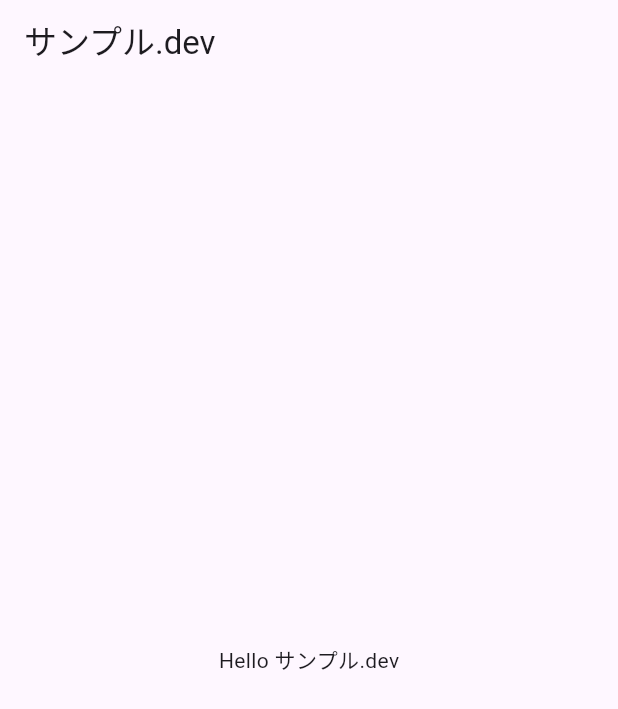
After one commit to ruotas259/base_flutter, a Flutter app: the screen it shows after launch, on a phone screen of 412 x 824 dp. The commit adds this screen. Shown: the top 709 px of the screen. Run offline on Flutter 3.47's test engine with Material 3 defaults, Android fonts, the phone set to English and light mode, and no system bars; our stand-ins replace flutter_riverpod, freezed_annotation, logger; missing offline and left inert: flutter_flavor.

Commit message:
サンプルを追加

```diff
--- a/lib/app.dart
+++ b/lib/app.dart
@@ -1,10 +1,10 @@
 import 'package:base_flutter/core/logger/logger_extension.dart';
+import 'package:base_flutter/view/app_startup/app_startup_view.dart';
 import 'package:flutter/foundation.dart';
 import 'package:flutter/material.dart';
 import 'package:logger/logger.dart';
 
 import 'flavors.dart';
-import 'pages/my_home_page.dart';
 
 /// アプリで使用するロガー
 final logger = Logger(
@@ -26,7 +26,7 @@ class App extends StatelessWidget {
         primarySwatch: Colors.blue,
       ),
       home: _flavorBanner(
-        child: MyHomePage(),
+        child: const AppStartupView(),
         show: kDebugMode,
       ),
     );
@@ -42,7 +42,7 @@ class App extends StatelessWidget {
               location: BannerLocation.topStart,
               message: F.name,
               color: Colors.green.withOpacity(0.6),
-              textStyle: TextStyle(
+              textStyle: const TextStyle(
                   fontWeight: FontWeight.w700,
                   fontSize: 12.0,
                   letterSpacing: 1.0),
--- /dev/null
+++ b/lib/provider/app_startup_provider.dart
@@ -0,0 +1,8 @@
+import 'package:base_flutter/view_model/app_startup/app_startup_view_model.dart';
+import 'package:base_flutter/view_model/app_startup/app_startup_view_model_state.dart';
+import 'package:flutter_riverpod/flutter_riverpod.dart';
+
+final appStartupProvider =
+    StateNotifierProvider<AppStartupViewModel, AppStartupViewModelState>(
+  (ref) => AppStartupViewModel(),
+);
--- /dev/null
+++ b/lib/view/app_startup/app_startup_view.dart
@@ -0,0 +1,42 @@
+import 'package:base_flutter/flavors.dart';
+import 'package:base_flutter/provider/app_startup_provider.dart';
+import 'package:flutter/material.dart';
+import 'package:flutter_riverpod/flutter_riverpod.dart';
+
+class AppStartupView extends ConsumerStatefulWidget {
+  const AppStartupView({super.key});
+
+  @override
+  AppStartupViewState createState() => AppStartupViewState();
+}
+
+class AppStartupViewState extends ConsumerState<AppStartupView> {
+  @override
+  void initState() {
+    super.initState();
+
+    Future(() async {
+      // ViewModelの取得
+      final viewModel = ref.read(appStartupProvider.notifier);
+      await viewModel.init();
+    });
+  }
+
+  @override
+  Widget build(BuildContext context) {
+    // 値の取得
+    final isLoading =
+        ref.watch(appStartupProvider.select((value) => value.isLoading));
+
+    return Scaffold(
+      appBar: AppBar(
+        title: Text(F.title),
+      ),
+      body: Center(
+        child: Text(
+          'Hello ${F.title}',
+        ),
+      ),
+    );
+  }
+}
--- a/pubspec.yaml
+++ b/pubspec.yaml
@@ -48,7 +48,7 @@ dependencies:
   logger:
   http:
   google_fonts:
-
+  build_runner:
 
 dev_dependencies:
   flutter_test:
```
Also changed, not shown: lib/pages/my_home_page.dart (deleted, +0 -22 lines), lib/view_model/app_startup/app_startup_view_model.dart (added, +15 -0 lines), lib/view_model/app_startup/app_startup_view_model_state.dart (added, +10 -0 lines), lib/view_model/app_startup/app_startup_view_model_state.freezed.dart (added), pubspec.lock.
